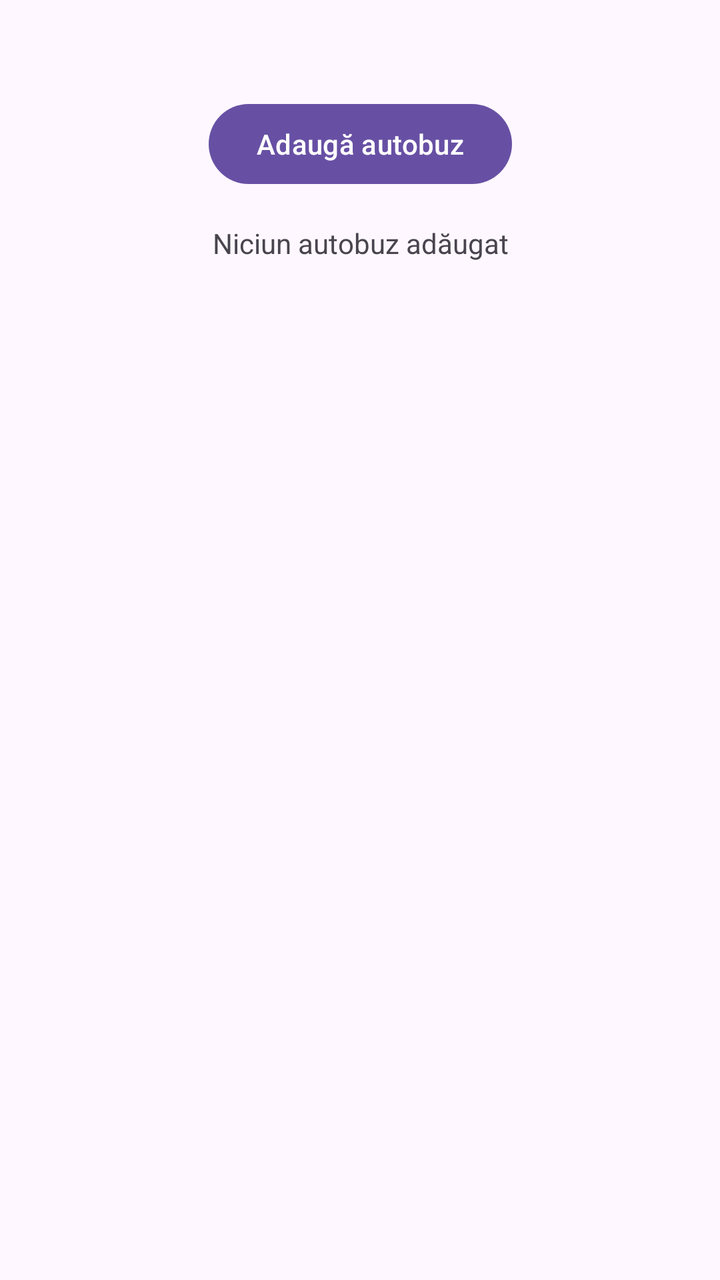
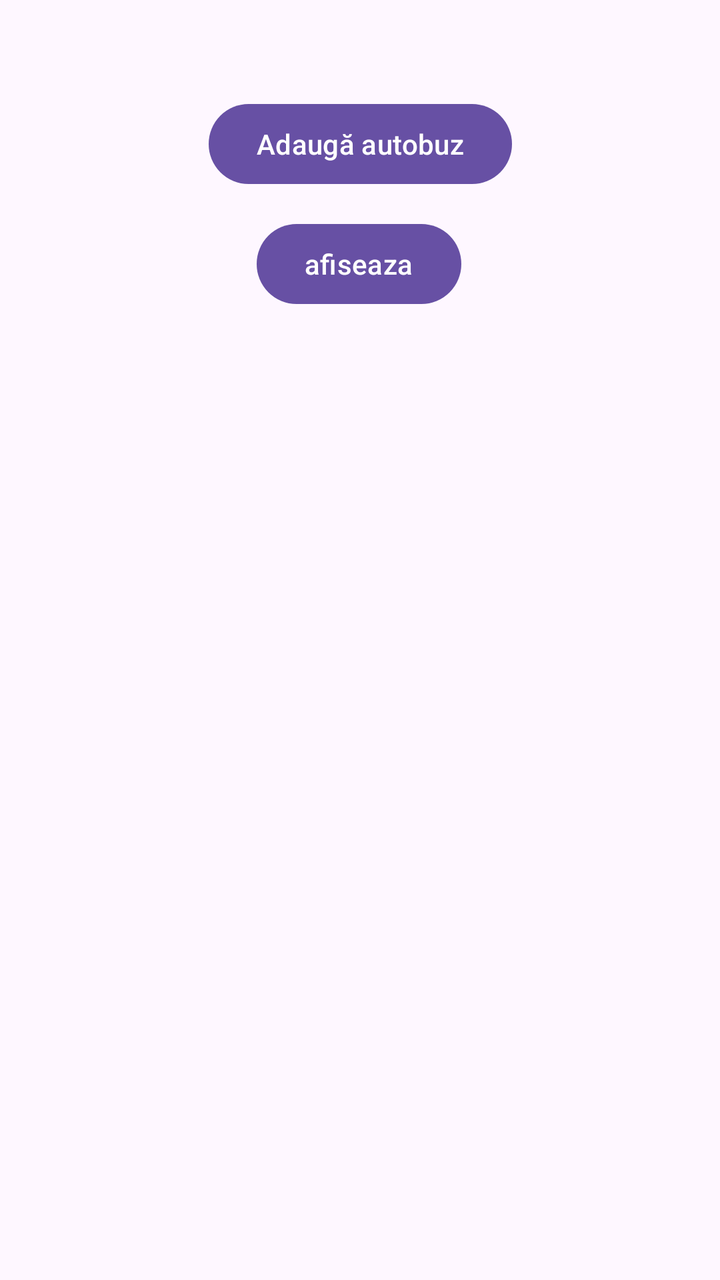

An Android layout rendered at two revisions. The XML below is the earlier revision; the diff shows what the commit changed to produce the second picture.
<!-- AndroidManifest.xml: application theme Theme.Bucur_Andrei_ActivitateDAM2026 -->
<!-- res/layout/activity_main.xml -->
<?xml version="1.0" encoding="utf-8"?>
<androidx.constraintlayout.widget.ConstraintLayout xmlns:android="http://schemas.android.com/apk/res/android"
    xmlns:app="http://schemas.android.com/apk/res-auto"
    xmlns:tools="http://schemas.android.com/tools"
    android:id="@+id/main"
    android:layout_width="match_parent"
    android:layout_height="match_parent"
    tools:context=".MainActivity">

    <Button
        android:id="@+id/btnOpenActivity"
        android:layout_width="wrap_content"
        android:layout_height="wrap_content"
        android:onClick="openActivity"
        android:text="@string/btn_adauga"
        app:layout_constraintEnd_toEndOf="parent"
        app:layout_constraintStart_toStartOf="parent"
        app:layout_constraintTop_toTopOf="parent"
        android:layout_marginTop="48dp" />

    <TextView
        android:id="@+id/tvAutobuz"
        android:layout_width="0dp"
        android:layout_height="wrap_content"
        android:layout_margin="16dp"
        android:gravity="center"
        android:text="@string/tv_niciun_autobuz"
        app:layout_constraintEnd_toEndOf="parent"
        app:layout_constraintStart_toStartOf="parent"
        app:layout_constraintTop_toBottomOf="@id/btnOpenActivity" />

</androidx.constraintlayout.widget.ConstraintLayout>
<!-- resources referenced by this layout -->
<resources>
  <string name="btn_adauga">Adaugă autobuz</string>
  <string name="tv_niciun_autobuz">Niciun autobuz adăugat</string>
  <style name="Theme.Bucur_Andrei_ActivitateDAM2026" parent="Base.Theme.Bucur_Andrei_ActivitateDAM2026" />
  <style name="Base.Theme.Bucur_Andrei_ActivitateDAM2026" parent="Theme.Material3.DayNight.NoActionBar">
          
          
      </style>
</resources>

<!-- the commit's change to res/layout/activity_main.xml (unified diff, before → after) -->
@@ -11,22 +11,21 @@
         android:id="@+id/btnOpenActivity"
         android:layout_width="wrap_content"
         android:layout_height="wrap_content"
-        android:onClick="openActivity"
         android:text="@string/btn_adauga"
         app:layout_constraintEnd_toEndOf="parent"
         app:layout_constraintStart_toStartOf="parent"
         app:layout_constraintTop_toTopOf="parent"
         android:layout_marginTop="48dp" />
 
-    <TextView
-        android:id="@+id/tvAutobuz"
-        android:layout_width="0dp"
+    <Button
+        android:id="@+id/btnShowActivity"
+        android:layout_width="wrap_content"
         android:layout_height="wrap_content"
-        android:layout_margin="16dp"
-        android:gravity="center"
-        android:text="@string/tv_niciun_autobuz"
+        android:layout_marginTop="108dp"
+        android:text="afiseaza"
         app:layout_constraintEnd_toEndOf="parent"
+        app:layout_constraintHorizontal_bias="0.498"
         app:layout_constraintStart_toStartOf="parent"
-        app:layout_constraintTop_toBottomOf="@id/btnOpenActivity" />
+        app:layout_constraintTop_toTopOf="parent" />
 
 </androidx.constraintlayout.widget.ConstraintLayout>
<!-- resource entries referenced after the edit -->
@@ -1,7 +1,6 @@
 <!-- resources referenced by this layout -->
 <resources>
   <string name="btn_adauga">Adaugă autobuz</string>
-  <string name="tv_niciun_autobuz">Niciun autobuz adăugat</string>
   <style name="Theme.Bucur_Andrei_ActivitateDAM2026" parent="Base.Theme.Bucur_Andrei_ActivitateDAM2026" />
   <style name="Base.Theme.Bucur_Andrei_ActivitateDAM2026" parent="Theme.Material3.DayNight.NoActionBar">
           
